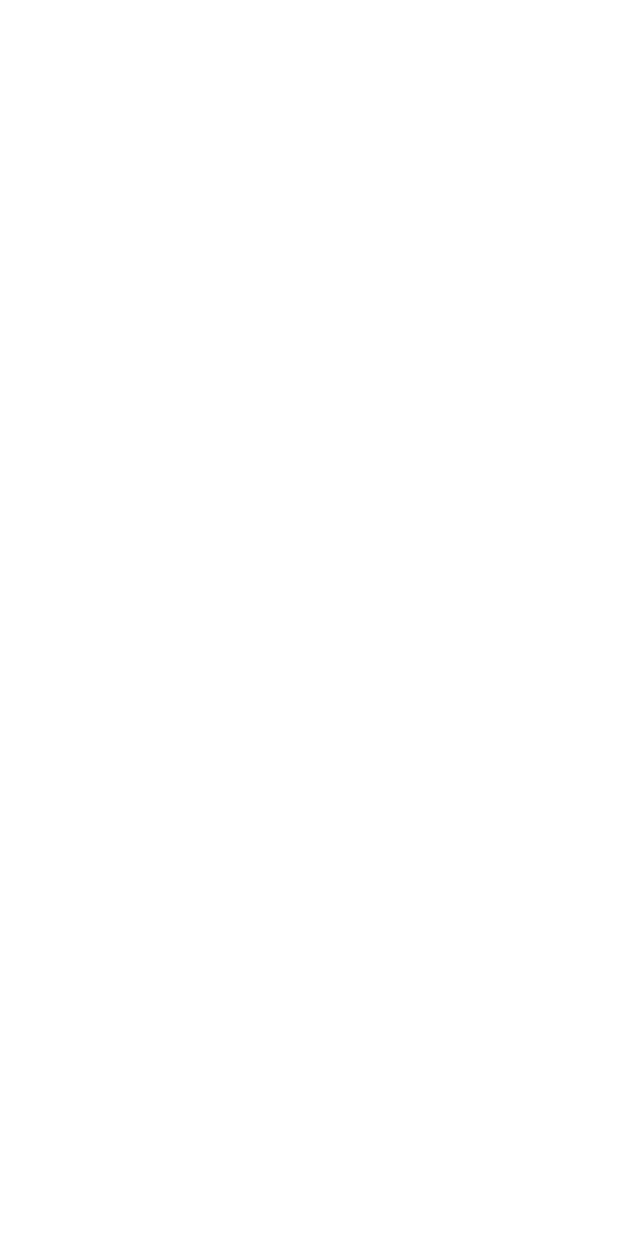
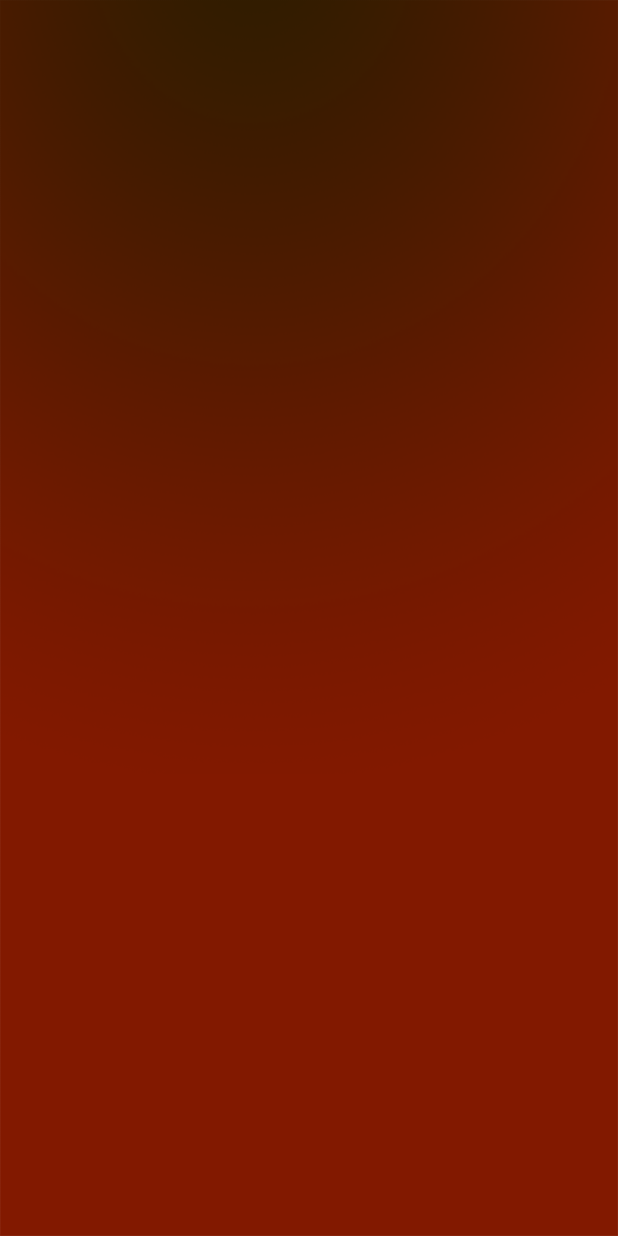
Before and after one commit to sys09270883/fine-dust-app, an Android app: the HomeActivity screen opened directly, with no data from a screen before it, on a phone screen of 412 x 824 dp. Before the commit the screen is empty. Run offline under Robolectric (Android 15) with nearby library versions, the phone set to English and light mode, and no system bars; our stand-ins replace data binding; 1 statement that could not run was skipped.

Commit message:
Implement binding background image

```diff
--- a/app/src/main/java/com/ysshin/fine_dust_app/ui/HomeActivity.kt
+++ b/app/src/main/java/com/ysshin/fine_dust_app/ui/HomeActivity.kt
@@ -2,11 +2,24 @@ package com.ysshin.fine_dust_app.ui
 
 import android.os.Bundle
 import androidx.appcompat.app.AppCompatActivity
+import androidx.databinding.DataBindingUtil
 import com.ysshin.fine_dust_app.R
+import com.ysshin.fine_dust_app.databinding.ActivityHomeBinding
+import com.ysshin.fine_dust_app.viewmodels.HomeViewModel
+import org.koin.androidx.viewmodel.ext.android.viewModel
+
 
 class HomeActivity : AppCompatActivity() {
+
+    private val binding: ActivityHomeBinding by lazy {
+        DataBindingUtil.setContentView(this, R.layout.activity_home)
+    }
+    private val viewModel: HomeViewModel by viewModel()
+
     override fun onCreate(savedInstanceState: Bundle?) {
         super.onCreate(savedInstanceState)
-        setContentView(R.layout.activity_home)
+        binding.lifecycleOwner = this
+        binding.viewModel = viewModel
     }
+
 }
--- a/app/src/main/java/com/ysshin/fine_dust_app/viewmodels/HomeViewModel.kt
+++ b/app/src/main/java/com/ysshin/fine_dust_app/viewmodels/HomeViewModel.kt
@@ -1,17 +1,24 @@
 package com.ysshin.fine_dust_app.viewmodels
 
+import androidx.lifecycle.LiveData
 import androidx.lifecycle.MutableLiveData
 import androidx.lifecycle.ViewModel
 import com.ysshin.fine_dust_app.data.HomeRepository
+import com.ysshin.fine_dust_app.utils.ImageUtils
 
 class HomeViewModel(private val repository: HomeRepository) : ViewModel() {
-
-    private val dustState: MutableLiveData<Int> by lazy {
+    private val _dustState: MutableLiveData<Int> by lazy {
         MutableLiveData<Int>().apply {
-            postValue(0)
+            postValue(3)
         }
     }
 
-    fun getDustState() = dustState.value ?: 0
+    val dustState: LiveData<Int>
+        get() = _dustState
 
+    fun setDustState(state: Int) {
+        _dustState.value = state
+    }
+
+    fun getDustStateResource() = ImageUtils.convertStateToImage(_dustState.value ?: 0)
 }
--- a/app/src/main/res/layout/activity_home.xml
+++ b/app/src/main/res/layout/activity_home.xml
@@ -1,9 +1,20 @@
 <?xml version="1.0" encoding="utf-8"?>
-<androidx.constraintlayout.widget.ConstraintLayout xmlns:android="http://schemas.android.com/apk/res/android"
+<layout xmlns:android="http://schemas.android.com/apk/res/android"
     xmlns:app="http://schemas.android.com/apk/res-auto"
-    xmlns:tools="http://schemas.android.com/tools"
+    xmlns:tools="http://schemas.android.com/tools">
+
+    <data>
+
+        <variable
+            name="viewModel"
+            type="com.ysshin.fine_dust_app.viewmodels.HomeViewModel" />
+    </data>
+
+    <androidx.constraintlayout.widget.ConstraintLayout
+        android:id="@+id/container"
         android:layout_width="match_parent"
         android:layout_height="match_parent"
+        app:bind_background_image="@{viewModel.dustState}"
         tools:context=".ui.HomeActivity">
 
         <androidx.fragment.app.FragmentContainerView
@@ -18,3 +29,4 @@
             app:layout_constraintTop_toTopOf="parent"
             app:navGraph="@navigation/home_nav_graph" />
     </androidx.constraintlayout.widget.ConstraintLayout>
+</layout>
```
Also changed, not shown: app/src/main/java/com/ysshin/fine_dust_app/adapters/AppBindingAdapters.kt (+3 -11 lines). Lines whose indentation alone changed are shown as unchanged.
